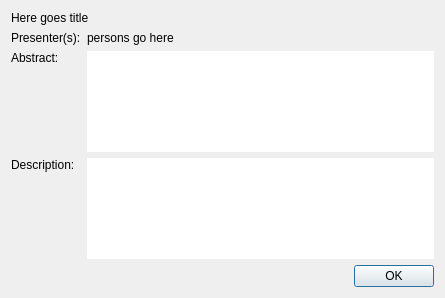
This is src/gui/eventdialog.ui in edulix/confclerk as Qt 5 draws it before an edit. The edited form follows.
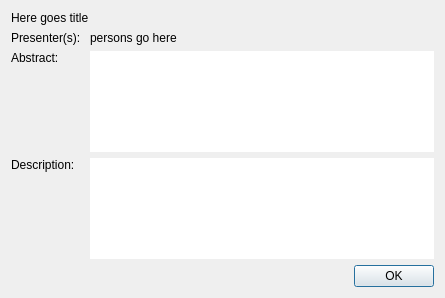
This is the edited form.

Commit message: changed abstract/description/scrollbars color in eventdialog

Patch:
```diff
--- a/src/gui/eventdialog.ui
+++ b/src/gui/eventdialog.ui
@@ -30,7 +30,7 @@
        <item row="1" column="1" >
         <widget class="QLabel" name="label_2" >
          <property name="text" >
-          <string>Presenter(s):</string>
+          <string>Presenter(s): </string>
          </property>
         </widget>
        </item>
```
The commit also changes 2 other files.
